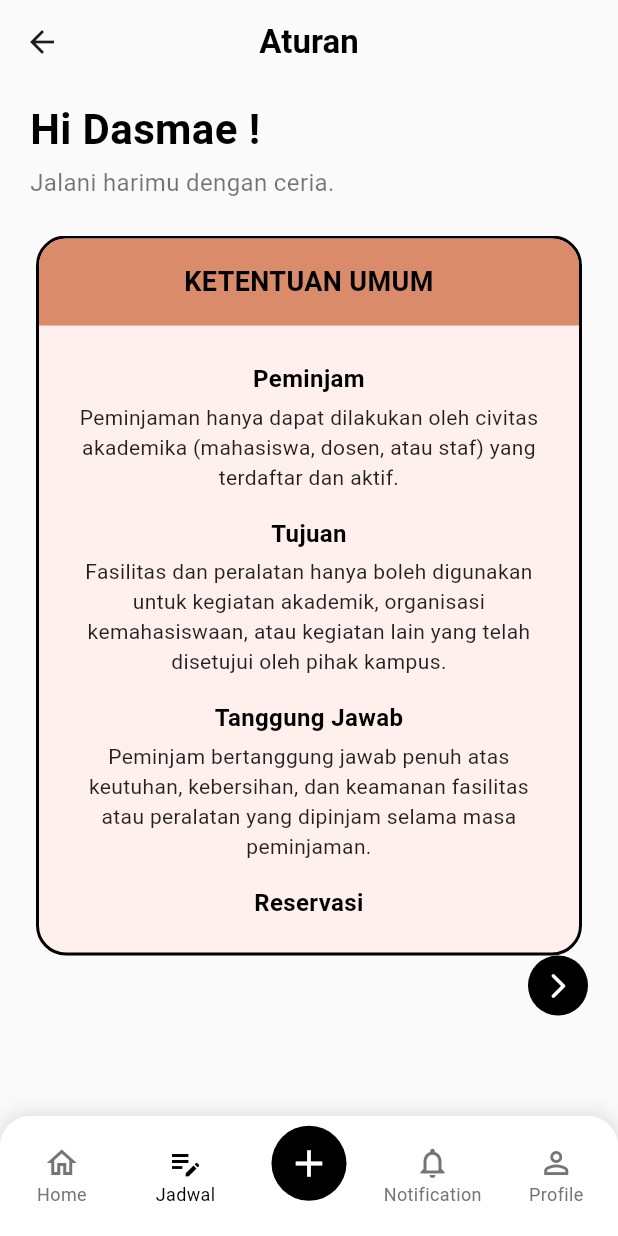
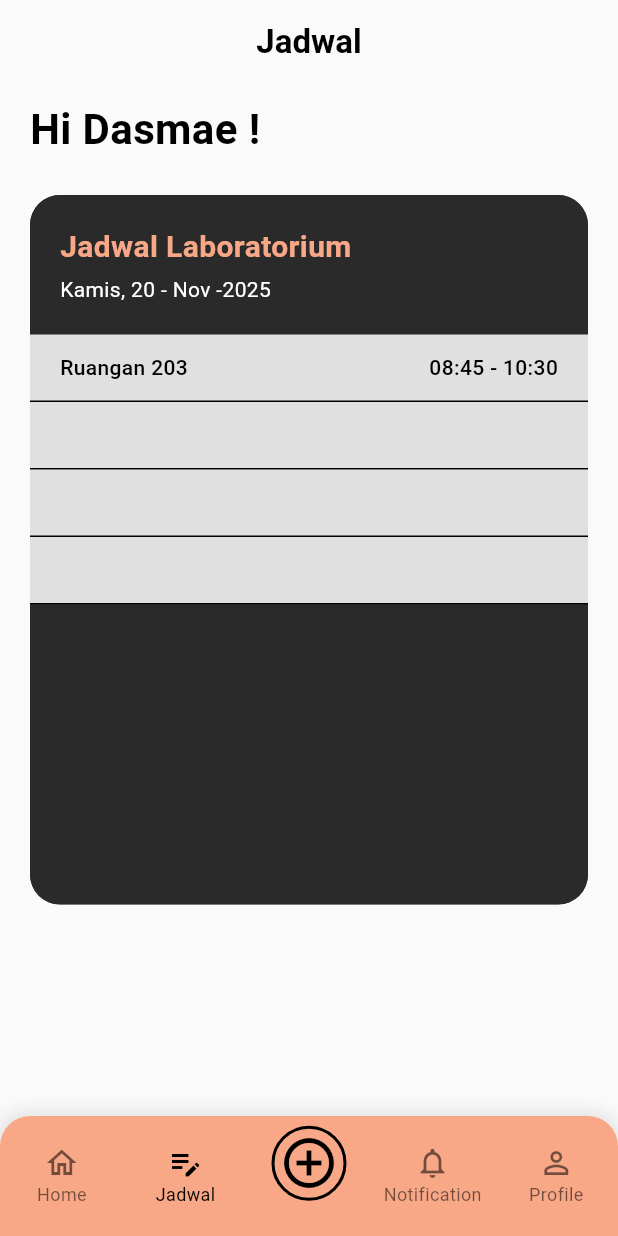
Before and after one commit to codebaradev/pentas, a Flutter app: the FormPeminjamanPage screen opened directly, item 2 of the bottom bar chosen, on a phone screen of 412 x 824 dp. Run offline on Flutter 3.47's test engine with Material 3 defaults, Android fonts, the phone set to English and light mode, and no system bars.

Commit message:
feat: menambahkan jadwal page dan navigasi

```diff
--- a/lib/pages/form_page.dart
+++ b/lib/pages/form_page.dart
@@ -2,6 +2,7 @@ import 'package:flutter/material.dart';
 import 'package:pentas/pages/home_page.dart';
 import 'package:pentas/pages/profile_page.dart';
 import 'package:pentas/pages/rules_page.dart';
+import 'package:pentas/pages/jadwal_page.dart';
 
 class FormPeminjamanPage extends StatefulWidget {
   const FormPeminjamanPage({super.key});
@@ -51,10 +52,12 @@ class _FormPeminjamanPageState extends State<FormPeminjamanPage> {
         (route) => false,
       );
     } else if (index == 1) {
-      Navigator.pushReplacement(
-        context,
-        MaterialPageRoute(builder: (context) => const PeraturanPage()), // Sesuaikan nama class
-      );
+        // Pindah ke Halaman Jadwal
+        Navigator.pushReplacement(
+          context,
+          MaterialPageRoute(builder: (context) => const JadwalPage()),
+        );
+        return;
     } else if (index == 4) {
       Navigator.pushReplacement(
         context,
--- a/lib/pages/home_page.dart
+++ b/lib/pages/home_page.dart
@@ -4,7 +4,9 @@ import 'package:pentas/pages/tools_page.dart';
 import 'package:pentas/pages/profile_page.dart';
 import 'package:pentas/pages/rules_page.dart';
 import 'package:pentas/pages/kontak_page.dart';
-import 'package:pentas/pages/form_page.dart';// Import Anda sudah benar
+import 'package:pentas/pages/form_page.dart';
+import 'package:pentas/pages/jadwal_page.dart';
+// Import Anda sudah benar
 
 class HomePage extends StatefulWidget {
   const HomePage({super.key});
@@ -21,6 +23,14 @@ class _HomePageState extends State<HomePage> {
   final Color pageBackgroundColor = const Color(0xFFFAFAFA);
 
   void _onItemTapped(int index) {
+      if (index == 1) {
+        // Pindah ke Halaman Jadwal
+        Navigator.pushReplacement(
+          context,
+          MaterialPageRoute(builder: (context) => const JadwalPage()),
+        );
+        return;
+      }
       if (index == 2) {
         // Pindah ke Halaman Form Peminjaman
         Navigator.push(
--- /dev/null
+++ b/lib/pages/jadwal_page.dart
@@ -0,0 +1,281 @@
+import 'package:flutter/material.dart';
+import 'package:pentas/pages/home_page.dart';
+import 'package:pentas/pages/profile_page.dart';
+// Ganti import ini jika path file Anda berbeda
+import 'package:pentas/pages/form_page.dart';
+
+class JadwalPage extends StatefulWidget {
+  const JadwalPage({super.key});
+
+  @override
+  State<JadwalPage> createState() => _JadwalPageState();
+}
+
+class _JadwalPageState extends State<JadwalPage> {
+
+  int _selectedIndex = 1;
+
+  final Color pageBackgroundColor = const Color(0xFFFAFAFA);
+  final Color headerDarkColor = const Color(0xFF2A2A2A); // Warna header tabel (gelap)
+  final Color rowLightColor = const Color(0xFFE0E0E0); // Warna baris tabel (abu muda)
+
+  void _onItemTapped(int index) {
+    if (index == _selectedIndex) return;
+
+    if (index == 0) {
+      // Kembali ke Home
+      Navigator.pushAndRemoveUntil(
+        context,
+        MaterialPageRoute(builder: (context) => const HomePage()),
+        (route) => false,
+      );
+    } else if (index == 2) {
+      // Tombol Add -> Form Peminjaman
+      Navigator.push(
+        context,
+        MaterialPageRoute(builder: (context) => const FormPeminjamanPage()),
+      );
+    } else if (index == 4) {
+      // Profile
+      Navigator.pushReplacement(
+        context,
+        MaterialPageRoute(builder: (context) => const ProfilePage()),
+      );
+    }
+    // TODO: Index 3 (Notification)
+  }
+
+  @override
+  Widget build(BuildContext context) {
+    return Scaffold(
+      backgroundColor: pageBackgroundColor,
+      appBar: AppBar(
+        title: const Text(
+          "Jadwal",
+          style: TextStyle(color: Colors.black, fontWeight: FontWeight.bold),
+        ),
+        centerTitle: true,
+        backgroundColor: Colors.transparent,
+        elevation: 0,
+        automaticallyImplyLeading: false, // Tidak ada tombol kembali di root nav
+      ),
+      body: SingleChildScrollView(
+        padding: const EdgeInsets.symmetric(horizontal: 20.0),
+        child: Column(
+          crossAxisAlignment: CrossAxisAlignment.stretch,
+          children: [
+            const SizedBox(height: 10),
+            // 1. Header "Hi Dasmae"
+            _buildHeader(),
+            const SizedBox(height: 24),
+
+            // 2. Tabel Jadwal
+            _buildScheduleTable(),
+
+            const SizedBox(height: 100), // Spasi bawah
+          ],
+        ),
+      ),
+      bottomNavigationBar: _buildCustomBottomNav(),
+    );
+  }
+
+  Widget _buildHeader() {
+    return const Column(
+      crossAxisAlignment: CrossAxisAlignment.start,
+      children: [
+        Text(
+          "Hi Dasmae !",
+          style: TextStyle(
+            fontSize: 28,
+            fontWeight: FontWeight.bold,
+            color: Colors.black,
+          ),
+        ),
+      ],
+    );
+  }
+
+  Widget _buildScheduleTable() {
+    return Container(
+      decoration: BoxDecoration(
+        color: headerDarkColor, // Latar belakang utama gelap
+        borderRadius: BorderRadius.circular(20),
+      ),
+      // ClipRRect agar anak-anaknya tidak keluar dari radius border
+      child: ClipRRect(
+        borderRadius: BorderRadius.circular(20),
+        child: Column(
+          children: [
+            // --- Bagian Header "Jadwal Laboratorium" ---
+            Container(
+              width: double.infinity,
+              padding: const EdgeInsets.all(20),
+              color: headerDarkColor,
+              child: const Column(
+                crossAxisAlignment: CrossAxisAlignment.start,
+                children: [
+                  Text(
+                    "Jadwal Laboratorium",
+                    style: TextStyle(
+                      color: Color(0xFFF9A887), // Warna oranye teks
+                      fontSize: 20,
+                      fontWeight: FontWeight.bold,
+                    ),
+                  ),
+                  SizedBox(height: 4),
+                  Text(
+                    "Kamis, 20 - Nov -2025",
+                    style: TextStyle(
+                      color: Colors.white,
+                      fontSize: 14,
+                    ),
+                  ),
+                ],
+              ),
+            ),
+
+            // --- Baris Jadwal 1 (Isi) ---
+            _buildScheduleRow("Ruangan 203", "08:45 - 10:30"),
+
+            // --- Baris Jadwal Kosong (Placeholder) ---
+            // Tambahkan beberapa baris kosong untuk visual sesuai gambar
+            _buildEmptyRow(),
+            _buildEmptyRow(),
+            _buildEmptyRow(),
+
+            // --- Area Kosong Bawah (Hitam/Gelap) ---
+            // Sisa ruang di bawah diisi warna gelap agar sesuai desain
+            Container(
+              height: 200, // Tinggi area kosong bawah
+              color: headerDarkColor,
+            ),
+          ],
+        ),
+      ),
+    );
+  }
+
+  Widget _buildScheduleRow(String room, String time) {
+    return Container(
+      padding: const EdgeInsets.symmetric(horizontal: 20, vertical: 12),
+      decoration: BoxDecoration(
+        color: rowLightColor, // Abu-abu muda
+        border: const Border(
+          bottom: BorderSide(color: Colors.black, width: 1), // Garis pemisah hitam
+        ),
+      ),
+      child: Row(
+        mainAxisAlignment: MainAxisAlignment.spaceBetween,
+        children: [
+          Text(
+            room,
+            style: const TextStyle(
+              color: Colors.black,
+              fontWeight: FontWeight.w500,
+              fontSize: 14,
+            ),
+          ),
+          Text(
+            time,
+            style: const TextStyle(
+              color: Colors.black,
+              fontWeight: FontWeight.w500,
+              fontSize: 14,
+            ),
+          ),
+        ],
+      ),
+    );
+  }
+
+  // Helper: Baris Jadwal Kosong
+  Widget _buildEmptyRow() {
+    return Container(
+      height: 45, // Tinggi baris kosong
+      decoration: BoxDecoration(
+        color: rowLightColor,
+        border: const Border(
+          bottom: BorderSide(color: Colors.black, width: 1),
+        ),
+      ),
+    );
+  }
+
+  // --- Bottom Nav Bar ---
+  Widget _buildCustomBottomNav() {
+    return Container(
+      height: 80,
+      decoration: BoxDecoration(
+        color: Colors.white,
+        borderRadius: const BorderRadius.only(
+          topLeft: Radius.circular(20),
+          topRight: Radius.circular(20),
+        ),
+        boxShadow: [
+          BoxShadow(
+            color: Colors.grey.withOpacity(0.3),
+            spreadRadius: 2,
+            blurRadius: 10,
+          ),
+        ],
+      ),
+      child: ClipRRect(
+        borderRadius: const BorderRadius.only(
+          topLeft: Radius.circular(20),
+          topRight: Radius.circular(20),
+        ),
+        child: BottomNavigationBar(
+          currentIndex: _selectedIndex, // Index 1 = Jadwal
+          onTap: _onItemTapped,
+          backgroundColor: const Color(0xFFF9A887), // Warna Latar Nav Bar ORANYE (sesuai gambar)
+          elevation: 0,
+          type: BottomNavigationBarType.fixed,
+          selectedItemColor: Colors.black,
+          unselectedItemColor: Colors.black54,
+          showSelectedLabels: true,
+          showUnselectedLabels: true,
+          selectedFontSize: 12,
+          unselectedFontSize: 12,
+          items: [
+            const BottomNavigationBarItem(
+              icon: Icon(Icons.home_outlined),
+              label: "Home",
+              activeIcon: Icon(Icons.home),
+            ),
+            const BottomNavigationBarItem(
+              icon: Icon(Icons.edit_note), // Ikon aktif untuk Jadwal
+              label: "Jadwal",
+              activeIcon: Icon(Icons.edit_note),
+            ),
+            BottomNavigationBarItem(
+              label: "",
+              icon: Container(
+                width: 50,
+                height: 50,
+                decoration: BoxDecoration(
+                  shape: BoxShape.circle,
+                  border: Border.all(color: Colors.black, width: 2), // Border hitam
+                  color: Colors.transparent, // Transparan agar warna oranye tembus? atau putih?
+                  // Di gambar terlihat plus dalam lingkaran hitam
+                ),
+                child: const Icon(Icons.add_circle_outline, color: Colors.black, size: 40),
+              ),
+            ),
+            const BottomNavigationBarItem(
+              icon: Icon(Icons.notifications_none_outlined),
+              label: "Notification",
+              activeIcon: Icon(Icons.notifications),
+            ),
+            const BottomNavigationBarItem(
+              icon: Icon(Icons.person_outline),
+              label: "Profile",
+              activeIcon: Icon(Icons.person),
+            ),
+          ],
+        ),
+      ),
+    );
+  }
+
+}
--- a/lib/pages/kontak_page.dart
+++ b/lib/pages/kontak_page.dart
@@ -4,6 +4,7 @@ import 'package:pentas/pages/profile_page.dart';
 // Ganti 'rules_page.dart' dengan 'peraturan_page.dart' jika itu nama file Anda
 import 'package:pentas/pages/rules_page.dart';
 import 'package:pentas/pages/form_page.dart';
+import 'package:pentas/pages/jadwal_page.dart';
 
 class KontakPage extends StatefulWidget {
   const KontakPage({super.key});
@@ -28,11 +29,11 @@ class _KontakPageState extends State<KontakPage> {
         return;
       }
 
-      if (index == 1) { // Index 1 adalah History/Jadwal
-        Navigator.pushReplacement( // Ganti halaman
+      if (index == 1) {
+        // Pindah ke Halaman Jadwal
+        Navigator.pushReplacement(
           context,
-          // Pastikan Anda punya RulesPage() atau ganti dengan PeraturanPage()
-          MaterialPageRoute(builder: (context) => const PeraturanPage()),
+          MaterialPageRoute(builder: (context) => const JadwalPage()),
         );
         return;
       }
--- a/lib/pages/lab_page.dart
+++ b/lib/pages/lab_page.dart
@@ -3,6 +3,7 @@ import 'package:pentas/pages/home_page.dart';
 import 'package:pentas/pages/profile_page.dart';
 import 'package:pentas/pages/rules_page.dart';
 import 'package:pentas/pages/form_page.dart';
+import 'package:pentas/pages/jadwal_page.dart';
 
 
 class LaboratoriumPage extends StatefulWidget {
@@ -24,6 +25,15 @@ class _LaboratoriumPageState extends State<LaboratoriumPage> {
 
       if (index == 0) {
         Navigator.pop(context); // Kembali ke Home
+        return;
+      }
+
+      if (index == 1) {
+        // Pindah ke Halaman Jadwal
+        Navigator.pushReplacement(
+          context,
+          MaterialPageRoute(builder: (context) => const JadwalPage()),
+        );
         return;
       }
 
--- a/lib/pages/profile_page.dart
+++ b/lib/pages/profile_page.dart
@@ -3,6 +3,7 @@ import 'package:pentas/pages/home_page.dart';
 import 'package:pentas/pages/login_page.dart';
 import 'package:pentas/pages/rules_page.dart';
 import 'package:pentas/pages/form_page.dart';
+import 'package:pentas/pages/jadwal_page.dart';
 
 class ProfilePage extends StatefulWidget {
   const ProfilePage({super.key});
@@ -25,6 +26,14 @@ class _ProfilePageState extends State<ProfilePage> {
       // Jika menekan "Home", kembali ke halaman Home
       // (Kita asumsikan Home adalah halaman di bawah Profile)
       Navigator.pop(context);
+    }
+    else if (index == 1) {
+        // Pindah ke Halaman Jadwal
+        Navigator.pushReplacement(
+          context,
+          MaterialPageRoute(builder: (context) => const JadwalPage()),
+        );
+        return;
     }
     else if (index == 2) {
         // Pindah ke Halaman Form Peminjaman
@@ -262,7 +271,7 @@ class _ProfilePageState extends State<ProfilePage> {
             ),
             const BottomNavigationBarItem(
               icon: Icon(Icons.edit_note_outlined),
-              label: "History",
+              label: "Jadwal",
               activeIcon: Icon(Icons.edit_note),
             ),
             BottomNavigationBarItem(
```
